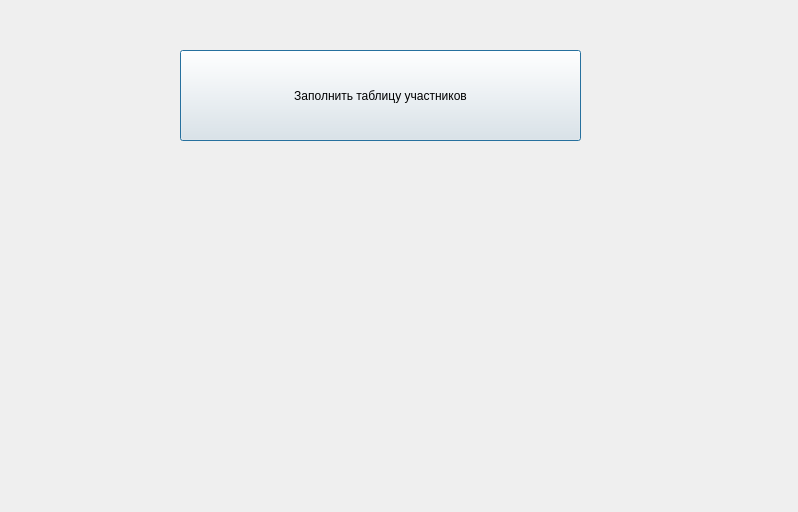
First picture: the form in mainwindow.ui, repository KelHeor23/SMB_Tournament, before the edit.
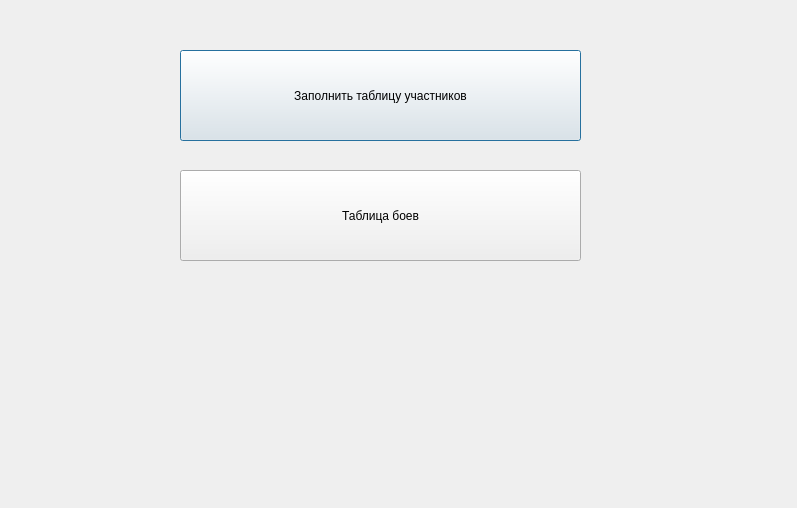
Second picture: the form after the edit.

Commit message: new form battleTable

```diff
--- a/mainwindow.ui
+++ b/mainwindow.ui
@@ -6,8 +6,8 @@
    <rect>
     <x>0</x>
     <y>0</y>
-    <width>798</width>
-    <height>512</height>
+    <width>797</width>
+    <height>508</height>
    </rect>
   </property>
   <property name="windowTitle">
@@ -26,6 +26,19 @@
     <string>Заполнить таблицу участников</string>
    </property>
   </widget>
+  <widget class="QPushButton" name="buttleTableBtn">
+   <property name="geometry">
+    <rect>
+     <x>180</x>
+     <y>170</y>
+     <width>401</width>
+     <height>91</height>
+    </rect>
+   </property>
+   <property name="text">
+    <string>Таблица боев</string>
+   </property>
+  </widget>
  </widget>
  <resources/>
  <connections/>
```
The commit also changes 6 other files.
